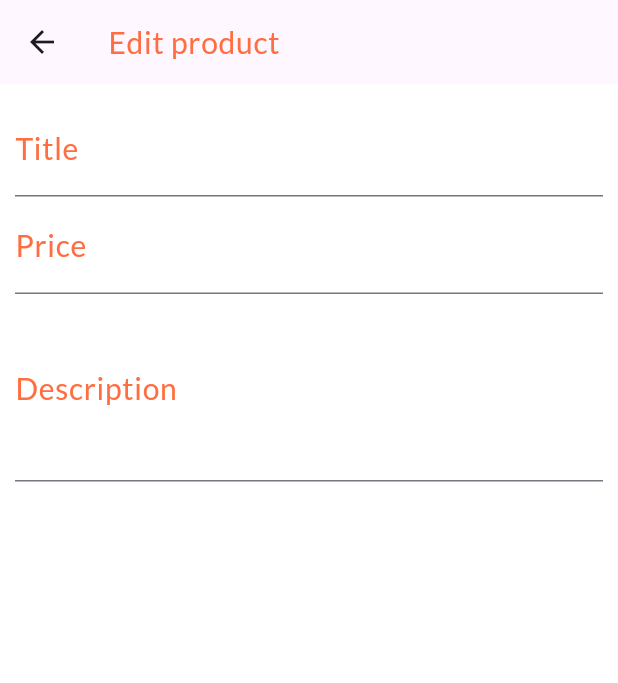
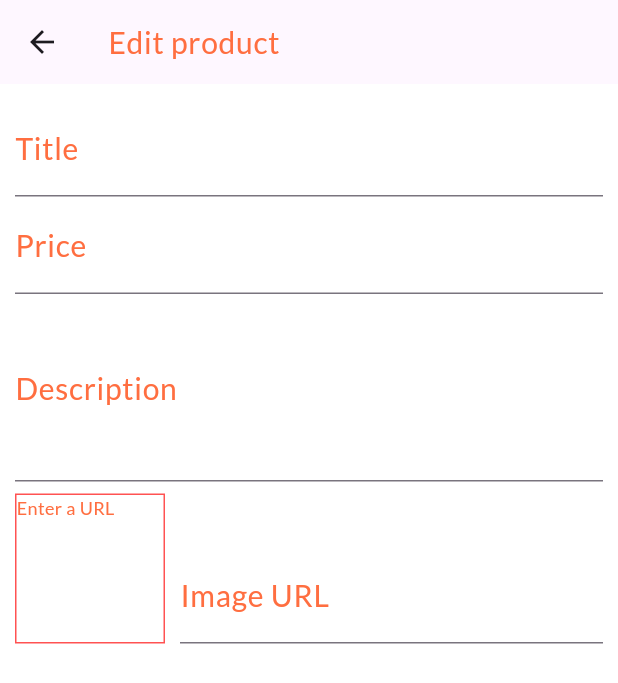
Before and after one commit to GarifullinII/shopapp, a Flutter app: the EditProductScreen screen opened by its route, on a phone screen of 412 x 824 dp. Shown: the top 683 px of the screen. Run offline on Flutter 3.47's test engine with Material 3 defaults, Android fonts, the phone set to English and light mode, and no system bars; network calls fail.

Commit message:
add TextFormField for Image

```diff
--- a/lib/screens/edit_product_screen.dart
+++ b/lib/screens/edit_product_screen.dart
@@ -12,12 +12,29 @@ class EditProductScreen extends StatefulWidget {
 class _EditProductScreenState extends State<EditProductScreen> {
   final _priceFocusNode = FocusNode();
   final _descriptionFocusNode = FocusNode();
+  final _imageUrlController = TextEditingController();
+  final _imageUrlFocusNode = FocusNode();
+
+  @override
+  void initState() {
+    _imageUrlFocusNode.addListener(_updateImageUrl);
+    super.initState();
+  }
 
   @override
   void dispose() {
+    _imageUrlFocusNode.removeListener(_updateImageUrl);
     _priceFocusNode.dispose();
     _descriptionFocusNode.dispose();
+    _imageUrlController.dispose();
+    _imageUrlFocusNode.dispose();
     super.dispose();
+  }
+
+  void _updateImageUrl() {
+    if (!_imageUrlFocusNode.hasFocus) {
+      setState(() {});
+    }
   }
 
   @override
@@ -65,6 +82,43 @@ class _EditProductScreenState extends State<EditProductScreen> {
                 maxLines: 3,
                 focusNode: _descriptionFocusNode,
               ),
+              Row(
+                crossAxisAlignment: CrossAxisAlignment.end,
+                children: [
+                  Container(
+                    width: 100,
+                    height: 100,
+                    margin: const EdgeInsets.only(
+                      top: 8,
+                      right: 10,
+                    ),
+                    decoration: BoxDecoration(
+                      border: Border.all(
+                        width: 1,
+                        color: Theme.of(context).primaryColor,
+                      ),
+                    ),
+                    child: _imageUrlController.text.isEmpty
+                        ? const Text('Enter a URL')
+                        : FittedBox(
+                            fit: BoxFit.cover,
+                            child: Image.network(_imageUrlController.text),
+                          ),
+                  ),
+                  Expanded(
+                    child: TextFormField(
+                      decoration: InputDecoration(
+                        labelText: 'Image URL',
+                        labelStyle: Theme.of(context).textTheme.bodyLarge,
+                      ),
+                      keyboardType: TextInputType.url,
+                      textInputAction: TextInputAction.done,
+                      controller: _imageUrlController,
+                      focusNode: _imageUrlFocusNode,
+                    ),
+                  ),
+                ],
+              ),
             ],
           ),
         ),
```
